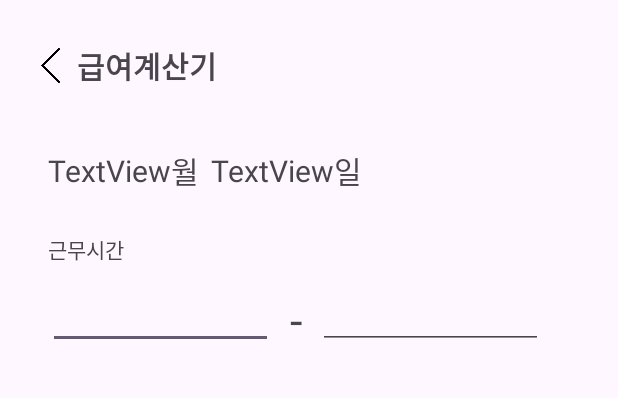
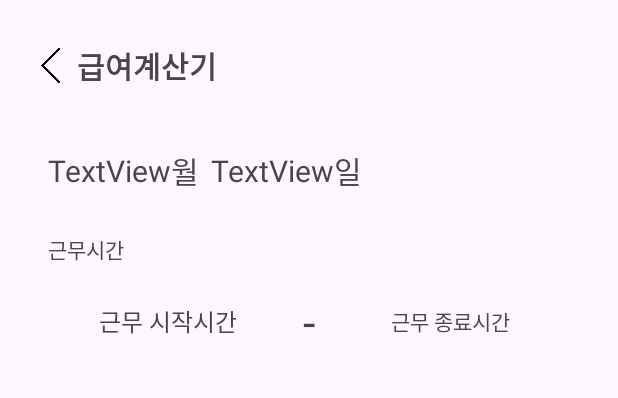
Before and after one commit to 2023-SMHRD-KDT-AI-3/Fainds, an Android app: the layout activity_calender_detail.xml on its own in the app's theme, with its tools: preview values and no code run, on a phone screen of 412 x 824 dp, the part 84-482 px from its top. Run offline under Robolectric (Android 15) with nearby library versions, the phone set to English and light mode, and no system bars; network calls fail.

Commit message:
12/29 오전 - 1

```diff
--- a/app/src/main/java/com/example/faindsapplication/LoginActivity.java
+++ b/app/src/main/java/com/example/faindsapplication/LoginActivity.java
@@ -106,4 +106,5 @@ public class LoginActivity extends AppCompatActivity {
         editor.putString("UserPW",userPw);
         editor.apply();
     }
+
 }
--- a/app/src/main/res/layout/activity_calender_detail.xml
+++ b/app/src/main/res/layout/activity_calender_detail.xml
@@ -112,30 +112,6 @@
         app:layout_constraintStart_toStartOf="@+id/tvMonth"
         app:layout_constraintTop_toBottomOf="@+id/tvMonth" />
 
-    <EditText
-        android:id="@+id/tvStartTime"
-        android:layout_width="150dp"
-        android:layout_height="40dp"
-        android:layout_marginTop="16dp"
-        android:ems="10"
-        android:inputType="text"
-        android:textAlignment="center"
-        app:layout_constraintStart_toStartOf="@+id/textView10"
-        app:layout_constraintTop_toBottomOf="@+id/textView10" />
-
-    <EditText
-        android:id="@+id/tvEndTime"
-        android:layout_width="150dp"
-        android:layout_height="40dp"
-        android:layout_marginEnd="50dp"
-        android:ems="10"
-        android:inputType="text"
-        android:textAlignment="center"
-        app:layout_constraintBottom_toBottomOf="@+id/textView29"
-        app:layout_constraintEnd_toEndOf="parent"
-        app:layout_constraintTop_toTopOf="@+id/textView29"
-        app:layout_constraintVertical_bias="0.0" />
-
     <TextView
         android:id="@+id/textView29"
         android:layout_width="wrap_content"
@@ -145,8 +121,31 @@
         app:layout_constraintBottom_toBottomOf="@+id/tvStartTime"
         app:layout_constraintEnd_toStartOf="@+id/tvEndTime"
         app:layout_constraintStart_toEndOf="@+id/tvStartTime"
-        app:layout_constraintTop_toTopOf="@+id/tvStartTime"
-        app:layout_constraintVertical_bias="0.0" />
+        app:layout_constraintTop_toTopOf="@+id/tvStartTime" />
+
+    <TextView
+        android:id="@+id/tvStartTime"
+        android:layout_width="160dp"
+        android:layout_height="35dp"
+        android:layout_marginStart="32dp"
+        android:layout_marginTop="20dp"
+        android:gravity="center"
+        android:text="근무 시작시간"
+        android:textSize="16sp"
+        android:textStyle=""
+        app:layout_constraintStart_toStartOf="parent"
+        app:layout_constraintTop_toBottomOf="@+id/textView10" />
+
+    <TextView
+        android:id="@+id/tvEndTime"
+        android:layout_width="160dp"
+        android:layout_height="35dp"
+        android:layout_marginEnd="32dp"
+        android:gravity="center"
+        android:text="근무 종료시간"
+        app:layout_constraintBottom_toBottomOf="@+id/textView29"
+        app:layout_constraintEnd_toEndOf="parent"
+        app:layout_constraintTop_toTopOf="@+id/textView29" />
 
 
 </androidx.constraintlayout.widget.ConstraintLayout>
--- a/app/src/main/res/layout/activity_popup.xml
+++ b/app/src/main/res/layout/activity_popup.xml
@@ -63,7 +63,7 @@
                     android:layout_height="30dp"
                     android:layout_marginStart="5dp"
                     android:layout_marginTop="5dp"
-                    app:srcCompat="@drawable/icon_camera" />
+                    app:srcCompat="@drawable/icon_camera1" />
 
                 <TextView
                     android:id="@+id/btnCamera"
@@ -93,7 +93,7 @@
                     android:layout_height="30dp"
                     android:layout_marginStart="5dp"
                     android:layout_marginTop="5dp"
-                    app:srcCompat="@drawable/icon_gallery" />
+                    app:srcCompat="@drawable/icon_gallery1" />
 
                 <TextView
                     android:id="@+id/btnGallery"
--- a/app/src/main/res/layout/fragment_home.xml
+++ b/app/src/main/res/layout/fragment_home.xml
@@ -80,9 +80,10 @@
         android:src="@drawable/icon_search"
         app:layout_constraintBottom_toBottomOf="@+id/tvSearch"
         app:layout_constraintEnd_toEndOf="@+id/tvSearch"
-        app:layout_constraintHorizontal_bias="0.97"
+        app:layout_constraintHorizontal_bias="0.976"
         app:layout_constraintStart_toStartOf="@+id/tvSearch"
-        app:layout_constraintTop_toTopOf="@+id/tvSearch" />
+        app:layout_constraintTop_toTopOf="@+id/tvSearch"
+        app:layout_constraintVertical_bias="0.466" />
 
     <androidx.constraintlayout.widget.Guideline
         android:id="@+id/guideline17"
```
Also changed, not shown: app/src/main/java/com/example/faindsapplication/Calender/CalenderDetailActivity.java (+20 -5 lines), app/src/main/java/com/example/faindsapplication/WorkPopupActivity.java (+32 -2 lines), app/src/main/res/layout/fragment_board.xml (+27 -1 lines), app/src/main/res/drawable/icon_camera1.png (added), app/src/main/res/drawable/icon_gallery1.png (added).
